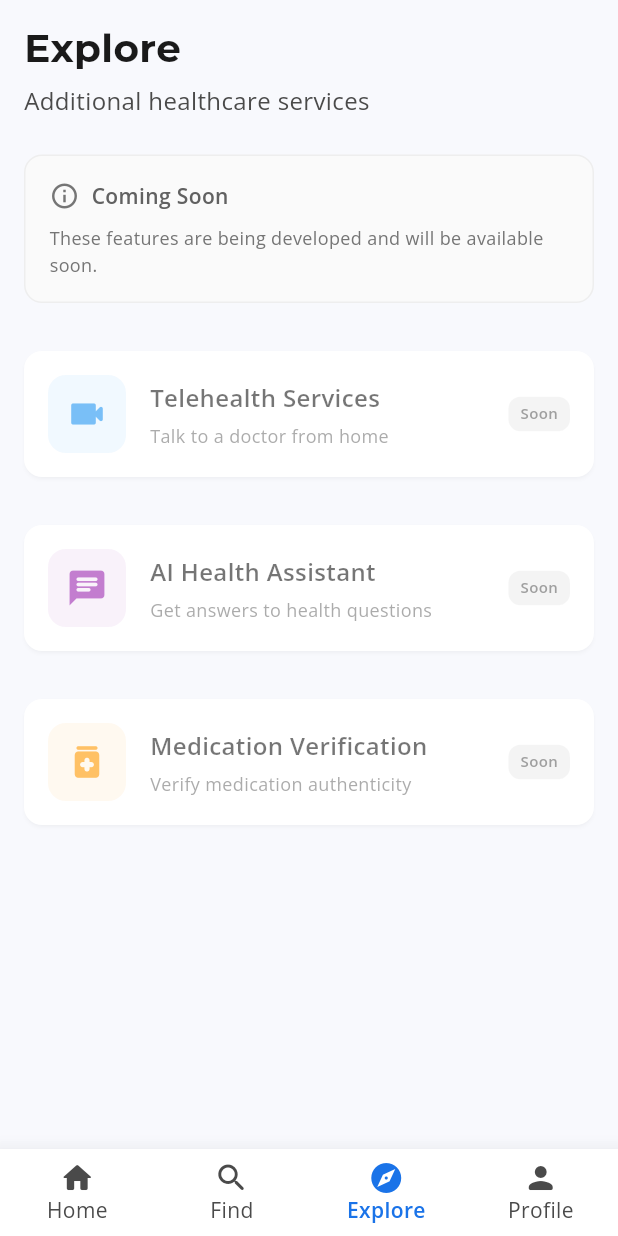
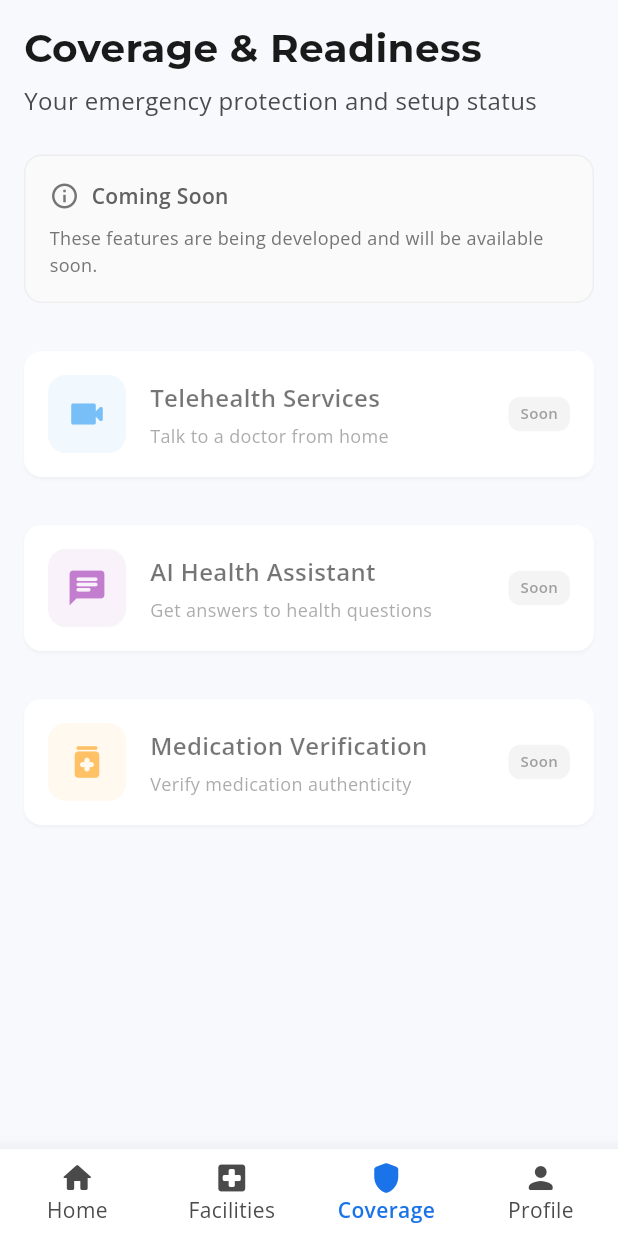
Before and after one commit to Mabspro/healyri, a Flutter app: the HomeScreen screen opened directly, item 3 of the bottom bar chosen, on a phone screen of 412 x 824 dp. Run offline on Flutter 3.47's test engine with Material 3 defaults, Android fonts, the phone set to English and light mode, and no system bars; our stand-ins replace cloud_firestore, firebase_auth, firebase_core, firebase_crashlytics, geolocator, google_fonts and 2 more; missing offline and left inert: firebase_performance, flutter_facebook_auth; accounts and stored records are empty.

Commit message:
Sprint: Remove appointments from drawer, rename nav tabs (Find→Facilities, Explore→Coverage), update tab content

```diff
--- a/lib/home/home_screen.dart
+++ b/lib/home/home_screen.dart
@@ -81,12 +81,12 @@ class _HomeScreenState extends State<HomeScreen> {
             label: 'Home',
           ),
           BottomNavigationBarItem(
-            icon: Icon(Icons.search_rounded),
-            label: 'Find',
+            icon: Icon(Icons.local_hospital_rounded),
+            label: 'Facilities',
           ),
           BottomNavigationBarItem(
-            icon: Icon(Icons.explore_rounded),
-            label: 'Explore',
+            icon: Icon(Icons.shield_rounded),
+            label: 'Coverage',
           ),
           BottomNavigationBarItem(
             icon: Icon(Icons.person_rounded),
@@ -120,9 +120,9 @@ class _HomeScreenState extends State<HomeScreen> {
       case 0:
         return _buildHomeTab();
       case 1:
-        return _buildFindTab();
+        return _buildFacilitiesTab();
       case 2:
-        return _buildExploreTab();
+        return _buildCoverageTab();
       case 3:
         return _buildProfileTab();
       default:
@@ -769,8 +769,15 @@ class _HomeScreenState extends State<HomeScreen> {
           crossAxisAlignment: CrossAxisAlignment.start,
           children: [
             Text(
-              'Find Care',
+              'Facilities',
               style: AppTheme.heading2,
+            ),
+            const SizedBox(height: 8),
+            Text(
+              'Find verified healthcare facilities near you',
+              style: AppTheme.bodyText.copyWith(
+                color: AppTheme.textSecondaryColor,
+              ),
             ),
             const SizedBox(height: 16),
             AppComponents.searchField(
@@ -805,33 +812,34 @@ class _HomeScreenState extends State<HomeScreen> {
             ),
             const SizedBox(height: 24),
 
-            // Nearby facilities
+            // Navigate to full facility directory
+            ElevatedButton.icon(
+              onPressed: () {
+                context.pushSlide(const FacilityDirectoryScreen());
+              },
+              icon: const Icon(Icons.local_hospital_rounded),
+              label: const Text('View All Facilities'),
+              style: ElevatedButton.styleFrom(
+                padding: const EdgeInsets.symmetric(horizontal: 24, vertical: 16),
+                minimumSize: const Size(double.infinity, 50),
+              ),
+            ),
+            const SizedBox(height: 24),
+
+            // Quick access to nearby facilities
             AppComponents.sectionHeader(
               title: 'Nearby Facilities',
               actionText: 'View Map',
               onActionPressed: () {
-                // Navigate to map view
+                context.pushSlide(const FacilityDirectoryScreen());
               },
             ),
-            _buildNearbyFacilityCard(
-              'Lusaka Medical Center',
-              '2.5 km away',
-              '4.8',
-              'General Hospital',
-            ),
-            const SizedBox(height: 16),
-            _buildNearbyFacilityCard(
-              'University Teaching Hospital',
-              '3.7 km away',
-              '4.6',
-              'Specialized Care',
-            ),
-            const SizedBox(height: 16),
-            _buildNearbyFacilityCard(
-              'Kanyama Clinic',
-              '1.2 km away',
-              '4.2',
-              'Primary Care',
+            // TODO: Replace with real FacilityService.getNearbyFacilities()
+            const Center(
+              child: Padding(
+                padding: EdgeInsets.all(32.0),
+                child: Text('Loading facilities...'),
+              ),
             ),
           ],
         ),
@@ -948,19 +956,19 @@ class _HomeScreenState extends State<HomeScreen> {
     );
   }
 
-  Widget _buildExploreTab() {
+  Widget _buildCoverageTab() {
     return SingleChildScrollView(
       padding: const EdgeInsets.all(16),
       child: Column(
         crossAxisAlignment: CrossAxisAlignment.start,
         children: [
           Text(
-            'Explore',
+            'Coverage & Readiness',
             style: AppTheme.heading2,
           ),
           const SizedBox(height: 8),
           Text(
-            'Additional healthcare services',
+            'Your emergency protection and setup status',
             style: AppTheme.bodyText.copyWith(
               color: AppTheme.textSecondaryColor,
             ),
@@ -1195,14 +1203,7 @@ class _HomeScreenState extends State<HomeScreen> {
                       });
                     },
                   ),
-                  ListTile(
-                    leading: const Icon(Icons.calendar_today),
-                    title: const Text('Appointments'),
-                    onTap: () {
-                      Navigator.pop(context);
-                      context.pushSlide(const BookingScreen());
-                    },
-                  ),
+                  // Appointments moved to Explore tab (Coming Soon)
                   ListTile(
                     leading: const Icon(Icons.local_hospital),
                     title: const Text('Find Facilities'),
```
Also changed, not shown: 1 other file.
